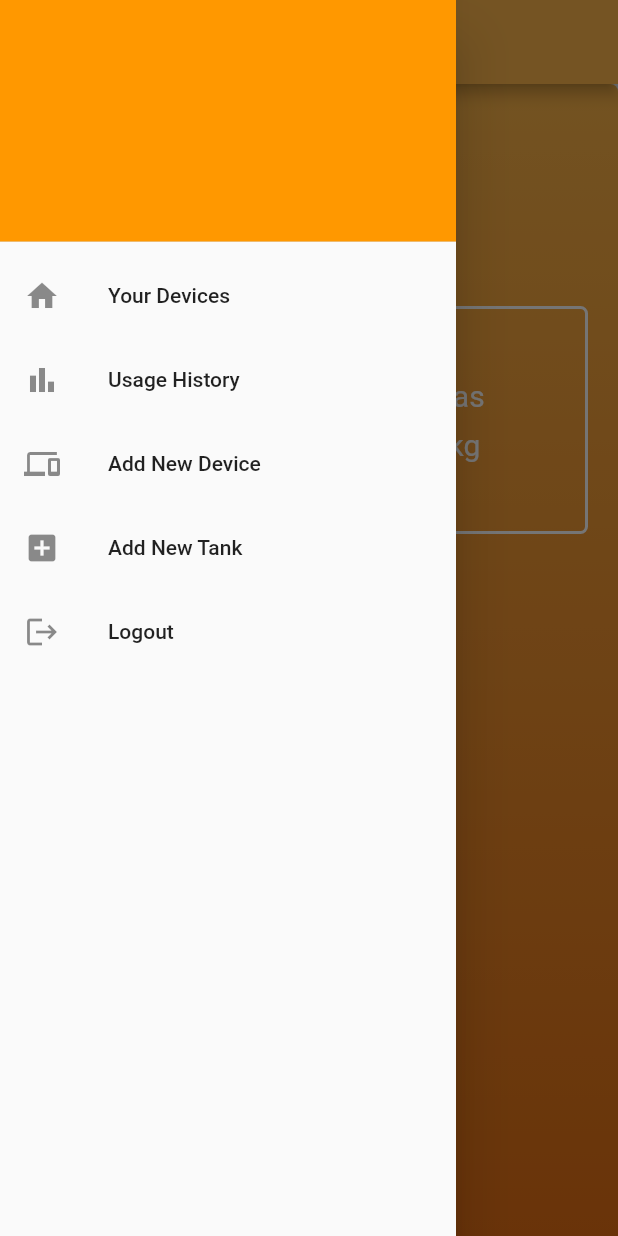
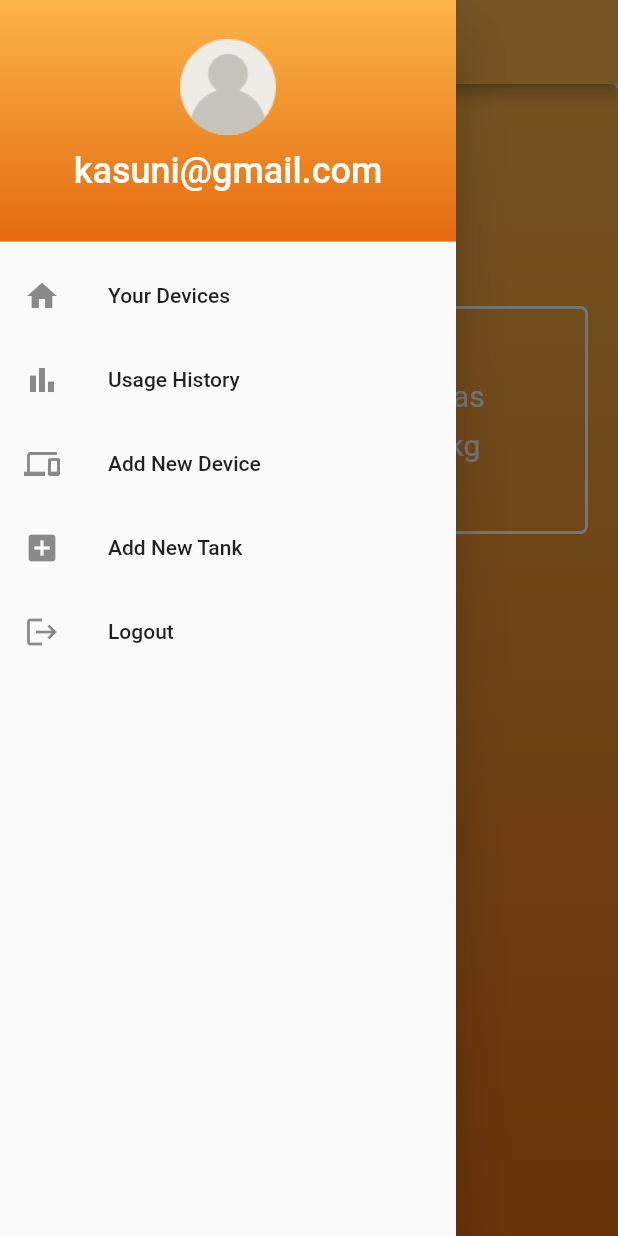
Before and after one commit to cepdnaclk/e16-3yp-gas-level-indicator-and-leakage-detector, a Flutter app: the DevicesPage screen opened directly, with the side drawer open, on a phone screen of 412 x 824 dp. Run offline on Flutter 3.47's test engine with Material 2 defaults, Android fonts, the phone set to English and light mode, and no system bars; our stand-ins replace shared_preferences; missing offline and left inert: flutter_barcode_scanner, shared_preferences_web; accounts and stored records are empty; network calls fail.

Commit message:
Add files via upload
Front end with enhanced UI

```diff
--- a/Front End/gasapp4/lib/model/add_device_model.dart
+++ b/Front End/gasapp4/lib/model/add_device_model.dart
@@ -1,4 +1,5 @@
 class AddDeviceResponseModel {
+  /*
   final String statusCode;
   final String error;
 
@@ -8,6 +9,12 @@ class AddDeviceResponseModel {
     return AddDeviceResponseModel(
         error: json["error"] != null ? json["error"] : "", statusCode: 'OK');
   }
+  */
+
+  final String responseBody;
+  final String statusCode;
+
+  AddDeviceResponseModel({this.responseBody, this.statusCode});
 }
 
 class AddDeviceRequestModel {
--- a/Front End/gasapp4/lib/model/signup_model.dart
+++ b/Front End/gasapp4/lib/model/signup_model.dart
@@ -1,4 +1,5 @@
 class SignupResponseModel {
+  /*
   final String statusCode;
   final String error;
 
@@ -6,8 +7,14 @@ class SignupResponseModel {
 
   factory SignupResponseModel.fromJson(Map<String, dynamic> json) {
     return SignupResponseModel(
-        error: json["error"] != null ? json["error"] : "", statusCode: 'OK');
+        error: json["error"] != null ? json["error"] : "", statusCode: 'OK2');
   }
+  */
+
+  final String responseBody;
+  final String statusCode;
+
+  SignupResponseModel({this.responseBody, this.statusCode});
 }
 
 class SignupRequestModel {
--- a/Front End/gasapp4/lib/pages/navigationPanel.dart
+++ b/Front End/gasapp4/lib/pages/navigationPanel.dart
@@ -20,22 +20,41 @@ class _NavigationPanelState extends State<NavigationPanel> {
     setState(() {
       _email = prefs.getString('email') ?? '';
     });
+
+    return _email;
   }
 
   @override
   Widget build(BuildContext context) {
+    String userEmail = _getEmail().toString();
+    print("email is");
+    print(userEmail);
     return Drawer(
       child: ListView(
         padding: EdgeInsets.zero,
         children: <Widget>[
           DrawerHeader(
-            decoration: BoxDecoration(color: Colors.orange[500]),
-            child: Text(
-              _email,
-              style: TextStyle(
-                color: Colors.white,
-                fontSize: 24,
-              ),
+            decoration: BoxDecoration(
+                //color: Colors.orange[500]
+                gradient: LinearGradient(
+                    begin: Alignment.topCenter,
+                    end: Alignment.bottomCenter,
+                    colors: [Color(0xfffbb448), Color(0xffe46b10)])),
+            child: Column(
+              children: [
+                SizedBox(height: 10),
+                Image.asset('assests/user_64px.png'),
+                SizedBox(height: 10),
+                Text(
+                  "kasuni@gmail.com",
+                  //"user email comes here",
+                  //userEmail.toString(),
+                  style: TextStyle(
+                    color: Colors.white,
+                    fontSize: 24,
+                  ),
+                ),
+              ],
             ),
           ),
           ListTile(
```
Also changed, not shown: Front End/gasapp4/lib/api/api_service.dart (+46 -8 lines), Front End/gasapp4/lib/pages/addDevice.dart (+50 -2 lines), Front End/gasapp4/lib/pages/loginPage.dart (+9 -0 lines), Front End/gasapp4/lib/pages/signUpPage.dart (+5 -7 lines).
